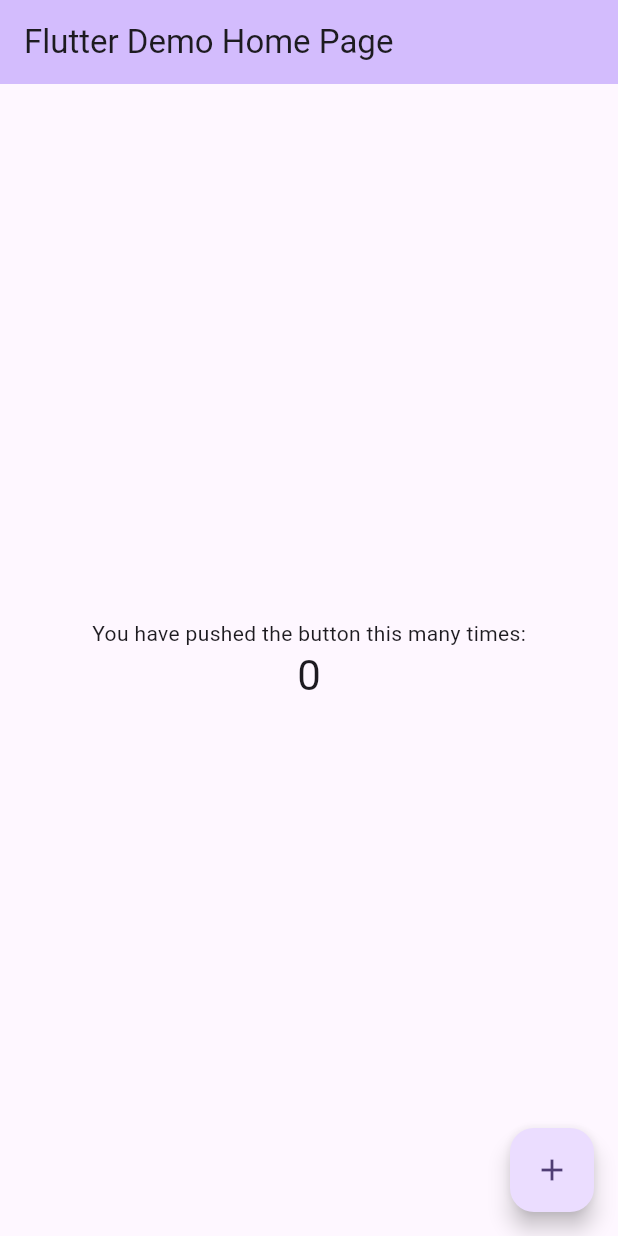
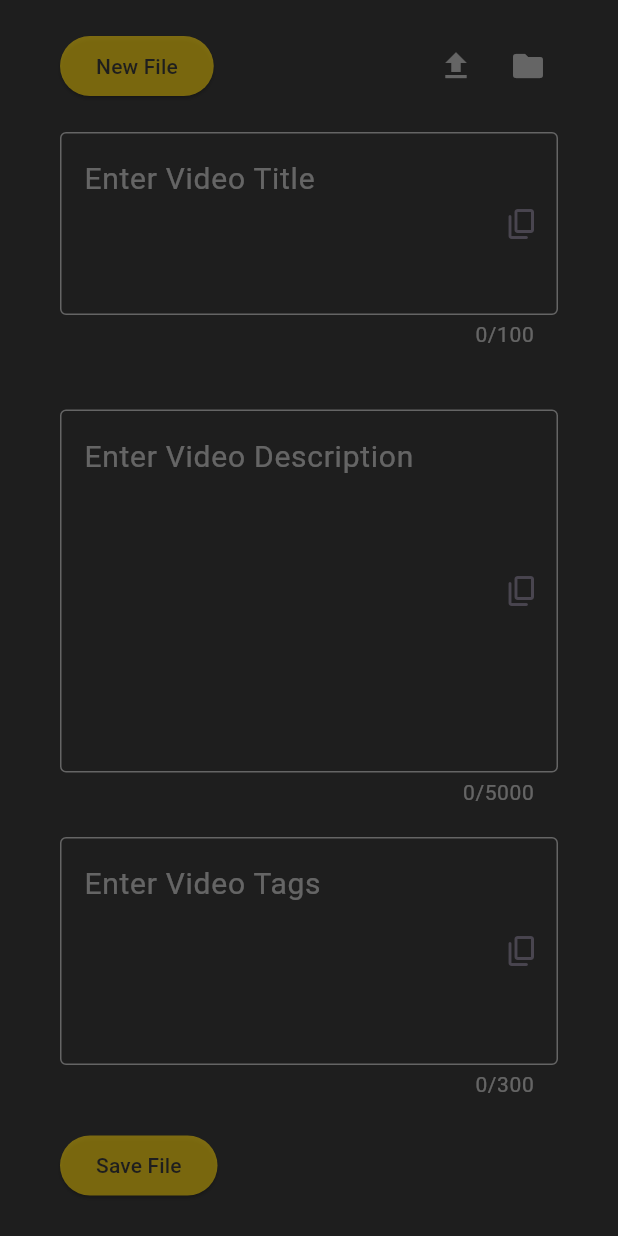
Before and after one commit to gentlemani/Ricking, a Flutter app: the screen it shows after launch, on a phone screen of 412 x 824 dp. Run offline on Flutter 3.47's test engine with Material 3 defaults, Android fonts, the phone set to English and light mode, and no system bars.

Commit message:
Cuadros de texto listos

```diff
--- a/lib/main.dart
+++ b/lib/main.dart
@@ -1,4 +1,5 @@
 import 'package:flutter/material.dart';
+import 'package:ricking/screens/home_screen.dart';
 
 void main() {
   runApp(const MyApp());
@@ -7,116 +8,11 @@ void main() {
 class MyApp extends StatelessWidget {
   const MyApp({super.key});
 
-  // This widget is the root of your application.
   @override
   Widget build(BuildContext context) {
-    return MaterialApp(
-      title: 'Flutter Demo',
-      theme: ThemeData(
-        // This is the theme of your application.
-        //
-        // TRY THIS: Try running your application with "flutter run". You'll see
-        // the application has a purple toolbar. Then, without quitting the app,
-        // try changing the seedColor in the colorScheme below to Colors.green
-        // and then invoke "hot reload" (save your changes or press the "hot
-        // reload" button in a Flutter-supported IDE, or press "r" if you used
-        // the command line to start the app).
-        //
-        // Notice that the counter didn't reset back to zero; the application
-        // state is not lost during the reload. To reset the state, use hot
-        // restart instead.
-        //
-        // This works for code too, not just values: Most code changes can be
-        // tested with just a hot reload.
-        colorScheme: .fromSeed(seedColor: Colors.deepPurple),
-      ),
-      home: const MyHomePage(title: 'Flutter Demo Home Page'),
+    return const MaterialApp(
+      debugShowCheckedModeBanner: false,
+      home: HomeScreen(),
     );
   }
 }
-
-class MyHomePage extends StatefulWidget {
-  const MyHomePage({super.key, required this.title});
-
-  // This widget is the home page of your application. It is stateful, meaning
-  // that it has a State object (defined below) that contains fields that affect
-  // how it looks.
-
-  // This class is the configuration for the state. It holds the values (in this
-  // case the title) provided by the parent (in this case the App widget) and
-  // used by the build method of the State. Fields in a Widget subclass are
-  // always marked "final".
-
-  final String title;
-
-  @override
-  State<MyHomePage> createState() => _MyHomePageState();
-}
-
-class _MyHomePageState extends State<MyHomePage> {
-  int _counter = 0;
-
-  void _incrementCounter() {
-    setState(() {
-      // This call to setState tells the Flutter framework that something has
-      // changed in this State, which causes it to rerun the build method below
-      // so that the display can reflect the updated values. If we changed
-      // _counter without calling setState(), then the build method would not be
-      // called again, and so nothing would appear to happen.
-      _counter++;
-    });
-  }
-
-  @override
-  Widget build(BuildContext context) {
-    // This method is rerun every time setState is called, for instance as done
-    // by the _incrementCounter method above.
-    //
-    // The Flutter framework has been optimized to make rerunning build methods
-    // fast, so that you can just rebuild anything that needs updating rather
-    // than having to individually change instances of widgets.
-    return Scaffold(
-      appBar: AppBar(
-        // TRY THIS: Try changing the color here to a specific color (to
-        // Colors.amber, perhaps?) and trigger a hot reload to see the AppBar
-        // change color while the other colors stay the same.
-        backgroundColor: Theme.of(context).colorScheme.inversePrimary,
-        // Here we take the value from the MyHomePage object that was created by
-        // the App.build method, and use it to set our appbar title.
-        title: Text(widget.title),
-      ),
-      body: Center(
-        // Center is a layout widget. It takes a single child and positions it
-        // in the middle of the parent.
-        child: Column(
-          // Column is also a layout widget. It takes a list of children and
-          // arranges them vertically. By default, it sizes itself to fit its
-          // children horizontally, and tries to be as tall as its parent.
-          //
-          // Column has various properties to control how it sizes itself and
-          // how it positions its children. Here we use mainAxisAlignment to
-          // center the children vertically; the main axis here is the vertical
-          // axis because Columns are vertical (the cross axis would be
-          // horizontal).
-          //
-          // TRY THIS: Invoke "debug painting" (choose the "Toggle Debug Paint"
-          // action in the IDE, or press "p" in the console), to see the
-          // wireframe for each widget.
-          mainAxisAlignment: .center,
-          children: [
-            const Text('You have pushed the button this many times:'),
-            Text(
-              '$_counter',
-              style: Theme.of(context).textTheme.headlineMedium,
-            ),
-          ],
-        ),
-      ),
-      floatingActionButton: FloatingActionButton(
-        onPressed: _incrementCounter,
-        tooltip: 'Increment',
-        child: const Icon(Icons.add),
-      ),
-    );
-  }
-}
--- /dev/null
+++ b/lib/screens/home_screen.dart
@@ -0,0 +1,137 @@
+import 'package:flutter/material.dart';
+import 'package:ricking/services/file_service.dart';
+import 'package:ricking/utils/app_styles.dart';
+import 'package:ricking/widgets/custom_textfield.dart';
+
+class HomeScreen extends StatefulWidget {
+  const HomeScreen({super.key});
+
+  @override
+  State<HomeScreen> createState() => _HomeScreenState();
+}
+
+class _HomeScreenState extends State<HomeScreen> {
+  FileService fileService = FileService();
+  @override
+  void initState() {
+    super.initState();
+    addListeners();
+  }
+  @override
+  void dispose() {
+    removeListeners();
+    super.dispose();
+  }
+
+  void addListeners() {
+    List<TextEditingController> controllers = [
+      fileService.titleController,
+      fileService.descriptionController,
+      fileService.tagsController,
+    ];
+    for (TextEditingController controller in controllers) {
+      controller.addListener(_onFieldChanged);
+    }
+  }
+
+  void removeListeners(){
+    List<TextEditingController> controllers = [
+      fileService.titleController,
+      fileService.descriptionController,
+      fileService.tagsController,
+    ];
+    for (TextEditingController controller in controllers) {
+      controller.removeListener(_onFieldChanged);
+    }
+  }
+
+  void _onFieldChanged() {
+    setState(() {
+      fileService.fieldsNotEmpty =
+          fileService.titleController.text.isNotEmpty &&
+          fileService.descriptionController.text.isNotEmpty &&
+          fileService.tagsController.text.isNotEmpty;
+    });
+  }
+
+  @override
+  Widget build(BuildContext context) {
+    return Scaffold(
+      backgroundColor: AppTheme.dark,
+      body: Padding(
+        padding: const EdgeInsets.symmetric(horizontal: 40.0, vertical: 20.0),
+        child: Column(
+          children: [
+            Row(
+              mainAxisAlignment: MainAxisAlignment.spaceBetween,
+              children: [
+                _mainButton(() => null, 'New File'),
+                Row(
+                  children: [
+                    _actionButton(() => null, Icons.file_upload),
+                    const SizedBox(width: 8),
+                    _actionButton(() => null, Icons.folder),
+                  ],
+                ),
+              ],
+            ),
+            const SizedBox(height: 20),
+            CustomTextField(
+              maxLenght: 100,
+              maxLines: 3,
+              hintText: 'Enter Video Title',
+              controller: fileService.titleController,
+            ),
+            const SizedBox(height: 40),
+            CustomTextField(
+              maxLenght: 5000,
+              maxLines: 7,
+              hintText: 'Enter Video Description',
+              controller: fileService.descriptionController,
+            ),
+            const SizedBox(height: 20),
+            CustomTextField(
+              maxLenght: 300,
+              maxLines: 4,
+              hintText: 'Enter Video Tags',
+              controller: fileService.tagsController,
+            ),
+            const SizedBox(height: 20),
+            Row(children: [_mainButton(() => null, 'Save File')]),
+          ],
+        ),
+      ),
+    );
+  }
+
+  ElevatedButton _mainButton(Function()? onPressed, String text) {
+    return ElevatedButton(
+      onPressed: onPressed,
+      style: _buttonStyle(),
+      child: Text(text),
+    );
+  }
+
+  InkWell _actionButton(Function()? onPressed, IconData icon) {
+    return InkWell(
+      onTap: onPressed,
+      customBorder: const CircleBorder(),
+      splashColor: AppTheme.accent,
+      highlightColor: AppTheme.highlightColor,
+      hoverColor: AppTheme.hoverColor,
+      child: Padding(
+        padding: const EdgeInsets.all(8),
+        child: Icon(icon, color: AppTheme.medium),
+      ),
+    );
+  }
+
+  ButtonStyle _buttonStyle() {
+    return ElevatedButton.styleFrom(
+      backgroundColor: AppTheme.accent,
+      foregroundColor: AppTheme.dark,
+      disabledBackgroundColor: AppTheme.disabledBackgroundColor,
+      disabledForegroundColor: AppTheme.disableForegroundColor,
+    );
+  }
+}
--- /dev/null
+++ b/lib/services/file_service.dart
@@ -0,0 +1,41 @@
+import 'dart:io';
+import 'package:flutter/material.dart';
+import 'package:intl/intl.dart';
+import 'package:ricking/utils/snackbar_utils.dart';
+
+class FileService {
+  final TextEditingController titleController = TextEditingController();
+  final TextEditingController descriptionController = TextEditingController();
+  final TextEditingController tagsController = TextEditingController();
+
+  bool fieldsNotEmpty = false;
+
+  File? _selectedField;
+  String _selectedDirectory = '';
+
+  void saveContent(context) async {
+    final title = titleController.text;
+    final description = descriptionController.text;
+    final tags = tagsController.text;
+
+    final textContent = 'Title:\n\n$title\n\nDescription:\n\n$description\n\nTags:\n\n$tags';
+
+    try{
+      if(_selectedField != null){
+        await _selectedField!.writeAsString(textContent);
+      }else{
+        final todayDate = getTodayDate();
+      }
+    }catch(e){
+      SnackBarUtils.showSnackbar(context, Icons.error, 'File not saved');
+    }
+
+  }
+  static String getTodayDate(){
+    final now = DateTime.now();
+    final formatter = DateFormat('dd-MM-yyyy');
+    final formatterDate = formatter.format(now);
+    return formatterDate;
+  }
+
+}
--- /dev/null
+++ b/lib/utils/app_styles.dart
@@ -0,0 +1,19 @@
+import 'package:flutter/material.dart';
+
+class AppTheme {
+  static const Color dark = Color(0xFF1E1E1E);
+  static const Color medium = Color(0x50FFFFFF);
+  static const Color light = Color(0xFFFFFFFF);
+  static const Color splashColor = Color(0xFF979897);
+  static const Color highlightColor = Color(0x677D7B7B);
+  static const Color hoverColor = Color.fromARGB(80, 120, 119, 119);
+  static const Color accent = Color.fromARGB(113, 245, 205, 3);
+
+  static const Color disabledBackgroundColor = Colors.black12;
+  static const Color disableForegroundColor = Colors.white12;
+
+  static const TextStyle inputStyle = TextStyle(color: light, fontSize: 20);
+  static const TextStyle hintStyle = TextStyle(color: medium);
+  static const TextStyle counterStyle = TextStyle(color: medium, fontSize: 14.0);
+
+}
--- /dev/null
+++ b/lib/utils/snackbar_utils.dart
@@ -0,0 +1,23 @@
+import 'package:flutter/material.dart';
+import 'package:ricking/utils/app_styles.dart';
+
+class SnackBarUtils {
+  static void showSnackbar(
+    BuildContext context,
+    IconData icon,
+    String message,
+  ) {
+    ScaffoldMessenger.of(context).hideCurrentSnackBar();
+    ScaffoldMessenger.of(context).showSnackBar(
+      SnackBar(
+        content: Row(
+          children: [
+            Icon(icon, color: AppTheme.accent),
+            const SizedBox(width: 8),
+            Text(message),
+          ],
+        ),
+      ),
+    );
+  }
+}
--- /dev/null
+++ b/lib/widgets/custom_textfield.dart
@@ -0,0 +1,74 @@
+import 'package:flutter/material.dart';
+import 'package:flutter/services.dart';
+import 'package:ricking/utils/app_styles.dart';
+import 'package:ricking/utils/snackbar_utils.dart';
+
+class CustomTextField extends StatefulWidget {
+  final int maxLenght;
+  final int? maxLines;
+  final String hintText;
+  final TextEditingController controller;
+  const CustomTextField({
+    super.key,
+    required this.maxLenght,
+    this.maxLines,
+    required this.hintText,
+    required this.controller,
+  });
+
+  @override
+  State<CustomTextField> createState() => _CustomTextFieldState();
+}
+
+class _CustomTextFieldState extends State<CustomTextField> {
+  final _focusNode = FocusNode();
+
+  @override
+  void dispose() {
+    _focusNode.dispose();
+    super.dispose();
+  }
+
+  void copyToClipboard(context, String text) {
+    Clipboard.setData(ClipboardData(text: text));
+    SnackBarUtils.showSnackbar(context, Icons.content_copy,'Copied text');
+  }
+
+  @override
+  Widget build(BuildContext context) {
+    return TextField(
+      focusNode: _focusNode,
+      onEditingComplete: () => FocusScope.of(context).nextFocus(),
+      controller: widget.controller,
+      maxLength: widget.maxLenght,
+      maxLines: widget.maxLines,
+      keyboardType: TextInputType.multiline,
+      cursorColor: AppTheme.accent,
+      style: AppTheme.inputStyle,
+      decoration: InputDecoration(
+        hintStyle: AppTheme.hintStyle,
+        hintText: widget.hintText,
+        suffixIcon: _copyButton(context),
+        focusedBorder: OutlineInputBorder(
+          borderSide: BorderSide(color: AppTheme.accent),
+        ),
+        enabledBorder: OutlineInputBorder(
+          borderSide: BorderSide(color: AppTheme.medium),
+        ),
+        counterStyle: AppTheme.counterStyle,
+      ),
+    );
+  }
+
+  IconButton _copyButton(BuildContext context) {
+    return IconButton(
+      onPressed: widget.controller.text.isNotEmpty
+          ? () => copyToClipboard(context, widget.controller.text)
+          : null,
+      color: AppTheme.accent,
+      splashColor: AppTheme.splashColor,
+      splashRadius: 20,
+      icon: const Icon(Icons.content_copy_rounded),
+    );
+  }
+}
--- a/pubspec.yaml
+++ b/pubspec.yaml
@@ -34,6 +34,7 @@ dependencies:
   # The following adds the Cupertino Icons font to your application.
   # Use with the CupertinoIcons class for iOS style icons.
   cupertino_icons: ^1.0.8
+  intl: ^0.20.2
 
 dev_dependencies:
   flutter_test:
```
Also changed, not shown: pubspec.lock, 1 other file.
